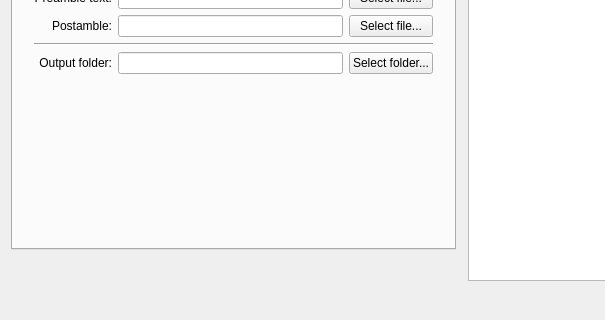
The window that mainwindow.ui (pcb2gcode/pcb2gcodeGUI) describes before a commit, drawn with Qt 5; both pictures show x 0 to 605 and y 230 to 550 of the 850 by 550 pixel window.
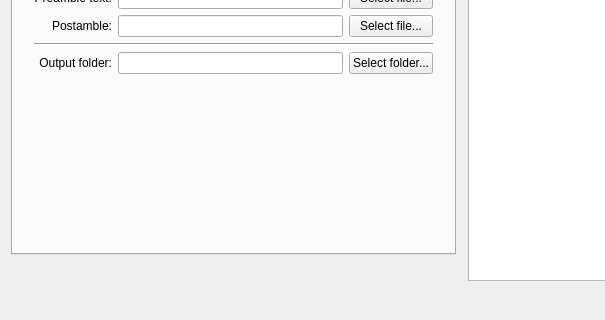
The same window after the commit.

Commit message: Remove ui properties not present in Qt 5.0.0

```diff
--- a/mainwindow.ui
+++ b/mainwindow.ui
@@ -43,7 +43,7 @@
         <property name="minimumSize">
          <size>
           <width>445</width>
-          <height>450</height>
+          <height>455</height>
          </size>
         </property>
         <property name="toolTip">
@@ -64,9 +64,6 @@
         <property name="elideMode">
          <enum>Qt::ElideNone</enum>
         </property>
-        <property name="tabBarAutoHide">
-         <bool>false</bool>
-        </property>
         <widget class="QWidget" name="tab_3">
          <attribute name="title">
           <string>Input/output</string>
```
Left out of the diff: 3 changed lines with no effect on the pictures.
